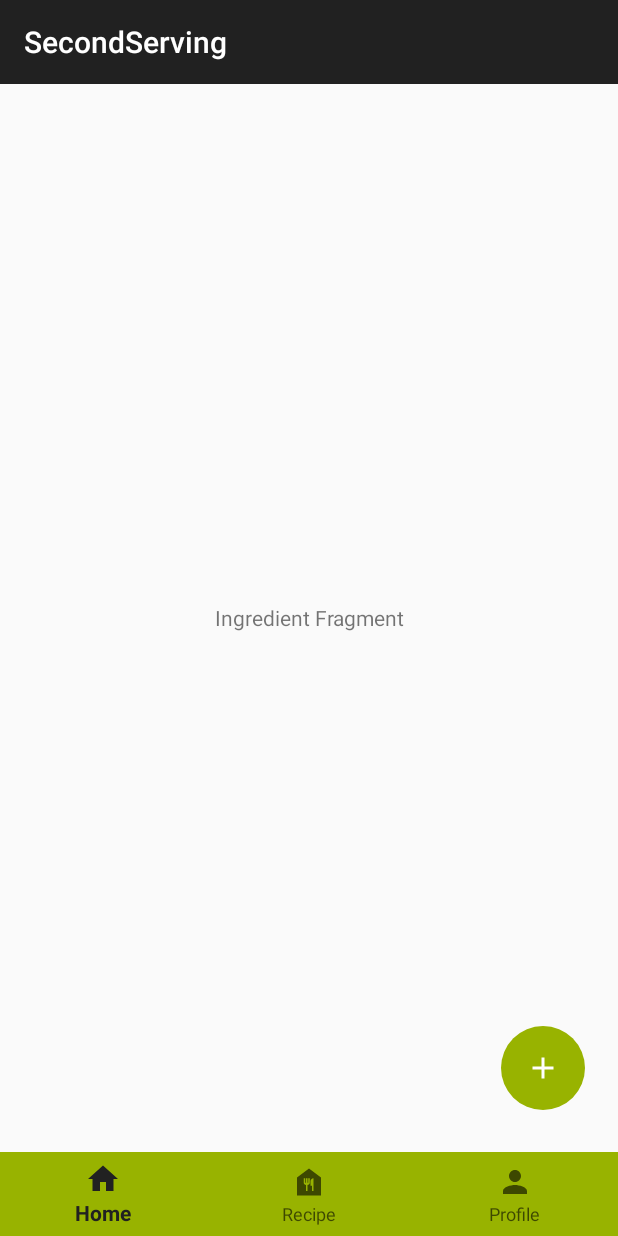
After one commit to ankitha-anil/secondServing, an Android app built with Jetpack Compose: the fragment InventoryFragment placed in its activity, on a phone screen of 412 x 824 dp. The commit adds this screen. Run offline under Robolectric (Android 15) with nearby library versions, the phone set to English and light mode, and no system bars; our stand-ins replace Dagger/Hilt's generated code, Firebase (no records; nobody signed in at launch, a user with empty details on screens opened directly), Room's generated code, navigation-ui.

Commit message:
Added InventoryLineItem to the Inventory onItemClick

```diff
--- a/app/src/main/AndroidManifest.xml
+++ b/app/src/main/AndroidManifest.xml
@@ -34,7 +34,7 @@
             android:name=".HomeActivity"
             android:exported="true"
             android:label="@string/app_name"
-            android:theme="@style/Theme.AppCompat.DayNight.NoActionBar" />
+            android:theme="@style/Theme.AppCompat.Light.DarkActionBar" />
     </application>
 
 </manifest>
--- a/app/src/main/java/com/example/secondserving/data/IngredientDAO.kt
+++ b/app/src/main/java/com/example/secondserving/data/IngredientDAO.kt
@@ -9,8 +9,8 @@ interface IngredientDAO {
     @Query("SELECT * FROM ingredients_table")
     fun getAllIngredients(): Flow<List<Ingredient>>
 
-//    @Query("SELECT * FROM ingredients_table WHERE userId = :userId AND inventoryId = :inventoryId")
-//    fun getAllIngredients(inventoryId: Int, userId :Int): Flow<List<Ingredient>>
+    @Query("SELECT * FROM ingredients_table, inventory_line_item_table WHERE ingredients_table.ingredientId = :ingredientId AND inventory_line_item_table.inventoryId = :inventoryId AND inventory_line_item_table.ingredientId == ingredients_table.ingredientId")
+    fun getAllIngredientsByInventory(inventoryId: Int, ingredientId: Int): Flow<List<Ingredient>>
 
     @Insert(onConflict = OnConflictStrategy.REPLACE)
     suspend fun insertIngredient(ingredient: Ingredient)
--- a/app/src/main/java/com/example/secondserving/data/InventoryLineItemDAO.kt
+++ b/app/src/main/java/com/example/secondserving/data/InventoryLineItemDAO.kt
@@ -12,8 +12,8 @@ interface InventoryLineItemDAO {
     @Query("SELECT * FROM inventory_line_item_table")
     fun getAllInventoryLineItems(): Flow<List<InventoryLineItem>>
 
-    @Query("SELECT * FROM inventory_line_item_table,inventory_table WHERE inventoryId = :inventoryId AND userID = :userId")
-    fun getAllInventoryLineItemsByInventoryAndUserId(inventoryId: Int, userId: Int): Flow<List<InventoryLineItem>>
+    @Query("SELECT * FROM inventory_line_item_table,inventory_table WHERE inventory_line_item_table.inventoryId == :inventoryId AND userID = :userId")
+    fun getAllInventoryLineItemsByInventoryAndUserId(inventoryId: Int, userId: String): Flow<List<InventoryLineItem>>
 
     @Insert(onConflict = OnConflictStrategy.REPLACE)
     fun insertInventoryLineItem(inventoryLineItem: InventoryLineItem)
--- /dev/null
+++ b/app/src/main/java/com/example/secondserving/ui/view/InventoryFragment.kt
@@ -0,0 +1,159 @@
+package com.example.secondserving.ui.view
+
+import android.content.Intent
+import android.os.Bundle
+import android.view.LayoutInflater
+import android.view.View
+import android.view.ViewGroup
+import androidx.fragment.app.Fragment
+import androidx.fragment.app.setFragmentResultListener
+import androidx.fragment.app.viewModels
+import androidx.lifecycle.lifecycleScope
+import androidx.navigation.fragment.findNavController
+import androidx.recyclerview.widget.ItemTouchHelper
+import androidx.recyclerview.widget.LinearLayoutManager
+import androidx.recyclerview.widget.RecyclerView
+import com.example.secondserving.MainActivity
+import com.example.secondserving.R
+import com.example.secondserving.data.InventoryLineItem
+import com.example.secondserving.databinding.FragmentInventoryBinding
+import com.example.secondserving.utils.exhaustive
+import com.example.secondserving.viewmodel.InventoryViewModel
+import com.google.android.material.snackbar.Snackbar
+import dagger.hilt.android.AndroidEntryPoint
+
+
+@AndroidEntryPoint
+class InventoryFragment : Fragment(R.layout.fragment_inventory),
+    InventoryLineItemAdapter.OnItemClickListener {
+    private lateinit var binding: FragmentInventoryBinding
+
+    private val viewModel: InventoryViewModel by viewModels()
+
+    override fun onCreateView(
+        inflater: LayoutInflater,
+        container: ViewGroup?,
+        savedInstanceState: Bundle?
+    ): View? {
+        getUser()
+        registerObservers()
+        return super.onCreateView(inflater, container, savedInstanceState)
+    }
+
+    override fun onViewCreated(view: View, savedInstanceState: Bundle?) {
+        super.onViewCreated(view, savedInstanceState)
+        binding = FragmentInventoryBinding.bind(view)
+        val inventoryLineItemAdapter = InventoryLineItemAdapter(this)
+        setHasOptionsMenu(true)
+
+        binding.apply {
+            recyclerViewInventoryLineItem.apply {
+                adapter = inventoryLineItemAdapter
+                layoutManager = LinearLayoutManager(requireContext())
+                root.apply {
+
+                }
+                setHasFixedSize(true)
+            }
+            ItemTouchHelper(object :
+                ItemTouchHelper.SimpleCallback(0, ItemTouchHelper.LEFT or ItemTouchHelper.RIGHT) {
+                override fun onMove(
+                    recyclerView: RecyclerView,
+                    viewHolder: RecyclerView.ViewHolder,
+                    target: RecyclerView.ViewHolder
+                ): Boolean {
+                    return false
+                }
+
+                override fun onSwiped(viewHolder: RecyclerView.ViewHolder, direction: Int) {
+                    val task = inventoryLineItemAdapter.currentList[viewHolder.adapterPosition]
+                    viewModel.onInventoryLineItemSwiped(task)
+                }
+
+            }).attachToRecyclerView(recyclerViewInventoryLineItem)
+
+            fabAddIngredient.setOnClickListener {
+                viewModel.onAddNewInventoryLineItemClick()
+            }
+
+        }
+
+        setFragmentResultListener("add_edit_request") { _, bundle ->
+            val result = bundle.getInt("add_edit_result")
+            viewModel.onAddEditResult(result)
+        }
+
+        binding.fabAddIngredient.setOnClickListener {
+            viewModel.onAddNewInventoryLineItemClick()
+        }
+
+        inventoryLineItemAdapter.registerAdapterDataObserver(object :
+            RecyclerView.AdapterDataObserver() {
+            override fun onItemRangeMoved(fromPosition: Int, toPosition: Int, itemCount: Int) {
+                binding.recyclerViewInventoryLineItem.scrollToPosition(0)
+            }
+        })
+
+        viewModel.inventoryLineItems.observe(viewLifecycleOwner) { //added observer to livedata
+            inventoryLineItemAdapter.submitList(it)
+            if (viewModel.inventoryLineItems.value.isNullOrEmpty())
+                binding.noIngredients.visibility = View.VISIBLE
+            else
+                binding.noIngredients.visibility = View.GONE
+        }
+
+        viewLifecycleOwner.lifecycleScope.launchWhenStarted {
+            viewModel.inventoryEvent.collect() { event ->
+                when (event) {
+                    InventoryViewModel.InventoryLineItemEvent.NavigateToAddIngredientScreen -> {
+//                        val action =
+//                            InventoryFragmentDirections.actionHomeFragmentToAddInventoryFragment(
+//                                "Add Inventory"
+//                            )
+//                        findNavController().navigate(action)
+                    }
+
+                    is InventoryViewModel.InventoryLineItemEvent.NavigateToEditIngredientScreen -> {
+//                        val action = HomeFragmentDirections.actionHomeFragmentToInventoryFragment(
+//                            "Ingredients", event.inventoryLineItem
+//                        )
+//                        findNavController().navigate(action)
+                    }
+
+                    is InventoryViewModel.InventoryLineItemEvent.ShowInventorySavedConfirmation -> {
+                        Snackbar.make(view, event.message, Snackbar.LENGTH_SHORT).show()
+                    }
+
+                    is InventoryViewModel.InventoryLineItemEvent.ShowUndoDeleteIngrdientMessage -> {
+//                        Snackbar.make(requireView(), "Inventory deleted", Snackbar.LENGTH_LONG)
+//                            .setAction("UNDO") {
+//                                viewModel.onUndoDeleteClick(event.inventory)
+//                            }.show()
+                    }
+
+                    InventoryViewModel.InventoryLineItemEvent.NavigateToDeleteAllCompletedScreen -> TODO()
+                    InventoryViewModel.InventoryLineItemEvent.NavigateBackWithResult -> TODO()
+                }.exhaustive
+            }
+        }
+
+    }
+
+    fun getUser() {
+        viewModel.getCurrentUser()
+    }
+
+    private fun registerObservers() {
+        viewModel.currentUser.observe(viewLifecycleOwner) { user ->
+            user?.let {
+                viewModel.init()
+            } ?: startActivity(Intent(requireContext(), MainActivity::class.java))
+
+        }
+    }
+
+    override fun onItemClick(inventoryLineItem: InventoryLineItem) {
+        TODO("Go to Ingredient details")
+    }
+
+}
--- a/app/src/main/java/com/example/secondserving/viewmodel/HomeViewModel.kt
+++ b/app/src/main/java/com/example/secondserving/viewmodel/HomeViewModel.kt
@@ -61,7 +61,7 @@ class HomeViewModel @Inject constructor(
 
     fun onInventorySelected(inventory: Inventory) {
         viewModelScope.launch {
-            inventoryEventChannel.send(InventoryEvent.NavigateToEditInventoryScreen(inventory))
+            inventoryEventChannel.send(InventoryEvent.NavigateToInventoryScreen(inventory))
         }
     }
 
@@ -89,7 +89,7 @@ class HomeViewModel @Inject constructor(
 
     sealed class InventoryEvent {  //different variation, can later get warning when the when statement is not exhaustive, there are no other kinds of task events compiler know
         object NavigateToAddInventoryScreen : InventoryEvent()
-        data class NavigateToEditInventoryScreen(val inventory: Inventory) : InventoryEvent()
+        data class NavigateToInventoryScreen(val inventory: Inventory) : InventoryEvent()
         data class ShowUndoDeleteInventoryMessage(val inventory: Inventory) :
             InventoryEvent() // generic name cause viewmodel not sure of the view
 
--- /dev/null
+++ b/app/src/main/java/com/example/secondserving/viewmodel/InventoryViewModel.kt
@@ -0,0 +1,113 @@
+package com.example.secondserving.viewmodel
+
+import androidx.lifecycle.MutableLiveData
+import androidx.lifecycle.SavedStateHandle
+import androidx.lifecycle.ViewModel
+import androidx.lifecycle.viewModelScope
+import com.example.secondserving.ADD_INVENTORY_RESULT_OK
+import com.example.secondserving.EDIT_INVENTORY_RESULT_OK
+import com.example.secondserving.auth.AuthRepository
+import com.example.secondserving.data.Ingredient
+import com.example.secondserving.data.IngredientDAO
+import com.example.secondserving.data.Inventory
+import com.example.secondserving.data.InventoryDAO
+import com.example.secondserving.data.InventoryLineItem
+import com.example.secondserving.data.InventoryLineItemDAO
+import com.google.firebase.auth.FirebaseUser
+import dagger.hilt.android.lifecycle.HiltViewModel
+import kotlinx.coroutines.channels.Channel
+import kotlinx.coroutines.flow.receiveAsFlow
+import kotlinx.coroutines.launch
+import javax.inject.Inject
+
+@HiltViewModel
+class InventoryViewModel @Inject constructor(
+    private val repository: AuthRepository,
+    private val inventoryDAO: InventoryDAO,
+    private val ingredientDAO: IngredientDAO,
+    private val inventoryLineItemDAO: InventoryLineItemDAO,
+    private val state: SavedStateHandle
+) : ViewModel() {
+
+    private val firebaseUser = MutableLiveData<FirebaseUser?>()
+    val currentUser get() = firebaseUser
+    val inventory = state.get<Inventory>("inventory")
+
+    private val inventoryEventChannel = Channel<InventoryLineItemEvent>()
+    private val inventoryLineItemEventChannel = Channel<InventoryLineItemEvent>()
+
+    val inventoryEvent = inventoryEventChannel.receiveAsFlow() // receive as flow
+    val inventoryLineItemEvent = inventoryLineItemEventChannel.receiveAsFlow() // receive as flow
+
+    var inventories = MutableLiveData<List<Inventory>>()
+    var ingredients = MutableLiveData<List<Ingredient>>()
+    var inventoryLineItems = MutableLiveData<List<InventoryLineItem>>()
+
+    //inventoryDAO.getInventoriesForUser("fSiLGeQcGDdVKHvH49jkqsGYsMz2").asLiveData()
+
+    fun init() {
+        viewModelScope.launch {
+            currentUser.value?.let { user ->
+                inventoryLineItemDAO.getAllInventoryLineItemsByInventoryAndUserId(
+                    inventoryId = inventory?.id ?: 1,
+                    userId = user.uid
+                )
+            }?.collect { inventoryLineItem ->
+                inventoryLineItems.postValue(inventoryLineItem)
+            }
+        }
+    }
+
+    fun onUndoDeleteClick(inventoryLineItem: InventoryLineItem) {}
+
+    fun onInventoryLineItemSelected(inventoryLineItem: InventoryLineItem) {
+        viewModelScope.launch {
+            inventoryEventChannel.send(
+                InventoryLineItemEvent.NavigateToEditIngredientScreen(
+                    inventoryLineItem
+                )
+            )
+        }
+    }
+
+    fun onInventoryLineItemSwiped(inventoryLineItem: InventoryLineItem) = viewModelScope.launch {
+        inventoryLineItemDAO.deleteInventoryLineItem(inventoryLineItem)
+        inventoryEventChannel.send(
+            InventoryLineItemEvent.ShowUndoDeleteIngrdientMessage(
+                inventoryLineItem
+            )
+        )
+    }
+
+    fun onAddNewInventoryLineItemClick() = viewModelScope.launch {
+        inventoryEventChannel.send(InventoryLineItemEvent.NavigateToAddIngredientScreen)
+    }
+
+
+    fun getCurrentUser() = viewModelScope.launch {
+        firebaseUser.postValue(repository.getCurrentUser())
+    }
+
+    fun onAddEditResult(result: Int) {
+        when (result) {
+            ADD_INVENTORY_RESULT_OK -> InventoryLineItemEvent.ShowInventorySavedConfirmation("Inventory Added")
+            EDIT_INVENTORY_RESULT_OK -> InventoryLineItemEvent.ShowInventorySavedConfirmation("Inventory Updated")
+        }
+    }
+
+
+    sealed class InventoryLineItemEvent {  //different variation, can later get warning when the when statement is not exhaustive, there are no other kinds of task events compiler know
+        object NavigateToAddIngredientScreen : InventoryLineItemEvent()
+        data class NavigateToEditIngredientScreen(val inventoryLineItem: InventoryLineItem) :
+            InventoryLineItemEvent()
+
+        data class ShowUndoDeleteIngrdientMessage(val inventoryLineItem: InventoryLineItem) :
+            InventoryLineItemEvent() // generic name cause viewmodel not sure of the view
+
+        data class ShowInventorySavedConfirmation(val message: String) : InventoryLineItemEvent()
+        object NavigateToDeleteAllCompletedScreen : InventoryLineItemEvent()
+
+        object NavigateBackWithResult: InventoryViewModel.InventoryLineItemEvent()
+
+    }
+}
--- /dev/null
+++ b/app/src/main/res/layout/fragment_inventory.xml
@@ -0,0 +1,32 @@
+<?xml version="1.0" encoding="utf-8"?>
+<FrameLayout xmlns:android="http://schemas.android.com/apk/res/android"
+    xmlns:tools="http://schemas.android.com/tools"
+    android:layout_width="match_parent"
+    android:layout_height="match_parent"
+    xmlns:app="http://schemas.android.com/apk/res-auto"
+    tools:context=".ui.view.InventoryFragment">
+
+    <TextView
+        android:id="@+id/noIngredients"
+        android:layout_width="match_parent"
+        android:layout_height="match_parent"
+        android:gravity="center"
+        android:text="Ingredient Fragment" />
+
+    <androidx.recyclerview.widget.RecyclerView
+        android:id="@+id/recyclerViewInventoryLineItem"
+        android:layout_width="match_parent"
+        android:layout_height="match_parent" />
+
+    <com.google.android.material.floatingactionbutton.FloatingActionButton
+        android:id="@+id/fabAddIngredient"
+        android:layout_width="wrap_content"
+        android:layout_height="wrap_content"
+        android:backgroundTint="@color/green_700"
+        android:src="@drawable/add"
+        app:borderWidth="0dp"
+        android:layout_margin="10dp"
+        android:layout_gravity="bottom|end"
+        app:useCompatPadding="true"/>
+
+</FrameLayout>
--- a/app/src/main/res/navigation/nav_graph.xml
+++ b/app/src/main/res/navigation/nav_graph.xml
@@ -16,6 +16,9 @@
         <action
             android:id="@+id/action_homeFragment_to_addInventoryFragment"
             app:destination="@id/addInventoryFragment" />
+        <action
+            android:id="@+id/action_homeFragment_to_inventoryFragment"
+            app:destination="@id/inventoryFragment" />
     </fragment>
     <fragment
         android:id="@+id/recipeFragment"
@@ -56,4 +59,18 @@
             app:nullable="true"
             android:defaultValue="@null" />
     </fragment>
+    <fragment
+        android:id="@+id/inventoryFragment"
+        android:name="com.example.secondserving.ui.view.InventoryFragment"
+        android:label="fragment_inventory"
+        tools:layout="@layout/fragment_inventory">
+        <argument
+            android:name="title"
+            app:argType="string" />
+        <argument
+            android:name="inventory"
+            app:argType="com.example.secondserving.data.Inventory"
+            app:nullable="true"
+            android:defaultValue="@null" />
+    </fragment>
 </navigation>
```
Also changed, not shown: app/src/main/java/com/example/secondserving/ui/view/HomeFragment.kt (+5 -4 lines), app/src/main/java/com/example/secondserving/ui/view/InventoryLineItemAdapter.kt (added, +63 -0 lines), app/src/main/res/layout/item_inventory_list.xml (added, +55 -0 lines).
